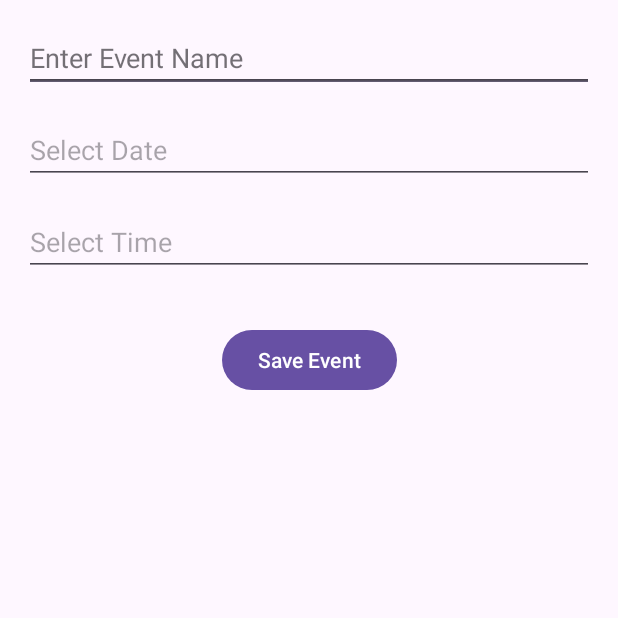
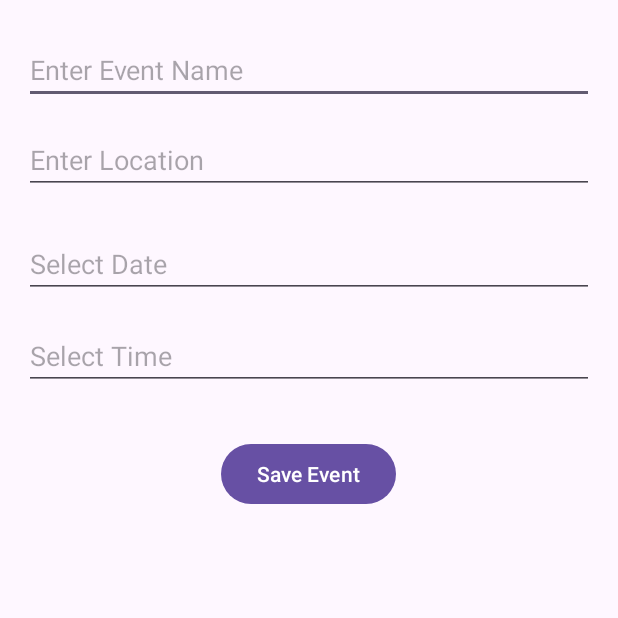
Before and after one commit to Dheerajsyz/Event-tracker, an Android app: the AddEditEventActivity screen opened directly, with no data from a screen before it, on a phone screen of 412 x 824 dp, the top half of it. Run offline under Robolectric (Android 15) with nearby library versions, the phone set to English and light mode, and no system bars; our stand-ins replace Firebase (no records; nobody signed in at launch, a user with empty details on screens opened directly).

Commit message:
Fix some issues

```diff
--- a/app/src/main/res/layout/activity_add_event.xml
+++ b/app/src/main/res/layout/activity_add_event.xml
@@ -8,16 +8,23 @@
     tools:context=".AddEditEventActivity">
 
     <!-- Event Name Input -->
+
+    <!-- Date Picker Input -->
+
+    <!-- Time Picker Input -->
+
+    <!-- Save Event Button -->
     <EditText
         android:id="@+id/etEventName"
         android:layout_width="0dp"
         android:layout_height="wrap_content"
         android:layout_marginStart="16dp"
-        android:layout_marginTop="16dp"
+        android:layout_marginTop="24dp"
         android:layout_marginEnd="16dp"
         android:hint="Enter Event Name"
         android:inputType="text"
         app:layout_constraintEnd_toEndOf="parent"
+        app:layout_constraintHorizontal_bias="0.0"
         app:layout_constraintStart_toStartOf="parent"
         app:layout_constraintTop_toTopOf="parent"
         tools:ignore="Autofill,HardcodedText,TextContrastCheck,TouchTargetSizeCheck,VisualLintTextFieldSize" />
@@ -27,33 +34,33 @@
         android:layout_width="0dp"
         android:layout_height="wrap_content"
         android:layout_marginStart="16dp"
-        android:layout_marginTop="16dp"
+        android:layout_marginTop="84dp"
         android:layout_marginEnd="16dp"
-        android:hint="Enter Event Name"
+        android:hint="Enter Location"
         android:inputType="text"
         app:layout_constraintEnd_toEndOf="parent"
+        app:layout_constraintHorizontal_bias="0.0"
         app:layout_constraintStart_toStartOf="parent"
         app:layout_constraintTop_toTopOf="parent"
         tools:ignore="Autofill,HardcodedText,TextContrastCheck,TouchTargetSizeCheck,VisualLintTextFieldSize" />
 
-    <!-- Date Picker Input -->
     <EditText
         android:id="@+id/etEventDate"
         android:layout_width="0dp"
         android:layout_height="wrap_content"
         android:layout_marginStart="16dp"
-        android:layout_marginTop="16dp"
+        android:layout_marginTop="84dp"
         android:layout_marginEnd="16dp"
         android:clickable="true"
         android:focusable="false"
         android:hint="Select Date"
         android:inputType="none"
         app:layout_constraintEnd_toEndOf="parent"
+        app:layout_constraintHorizontal_bias="0.0"
         app:layout_constraintStart_toStartOf="parent"
         app:layout_constraintTop_toBottomOf="@+id/etEventName"
         tools:ignore="Autofill,HardcodedText,TextFields,TouchTargetSizeCheck,VisualLintTextFieldSize" />
 
-    <!-- Time Picker Input -->
     <EditText
         android:id="@+id/etEventTime"
         android:layout_width="0dp"
@@ -66,20 +73,21 @@
         android:hint="Select Time"
         android:inputType="none"
         app:layout_constraintEnd_toEndOf="parent"
+        app:layout_constraintHorizontal_bias="0.0"
         app:layout_constraintStart_toStartOf="parent"
         app:layout_constraintTop_toBottomOf="@+id/etEventDate"
         tools:ignore="Autofill,HardcodedText,TouchTargetSizeCheck,VisualLintTextFieldSize" />
 
-    <!-- Save Event Button -->
     <Button
         android:id="@+id/btnSaveEvent"
         android:layout_width="wrap_content"
         android:layout_height="wrap_content"
         android:layout_marginTop="32dp"
         android:text="Save Event"
+        app:layout_constraintEnd_toEndOf="parent"
+        app:layout_constraintHorizontal_bias="0.498"
+        app:layout_constraintStart_toStartOf="parent"
         app:layout_constraintTop_toBottomOf="@+id/etEventTime"
-        app:layout_constraintStart_toStartOf="parent"
-        app:layout_constraintEnd_toEndOf="parent"
         tools:ignore="HardcodedText" />
 
 
```
Also changed, not shown: app/src/main/java/com/dheeraj/snhu_dheeraj_kollapaneni/AddEditEventActivity.java (+62 -2 lines), app/src/main/java/com/dheeraj/snhu_dheeraj_kollapaneni/EventListActivity.java (+13 -34 lines), app/src/main/java/com/dheeraj/snhu_dheeraj_kollapaneni/LoginActivity.java (+7 -8 lines), app/src/main/java/com/dheeraj/snhu_dheeraj_kollapaneni/MainActivity.java (+6 -9 lines).
